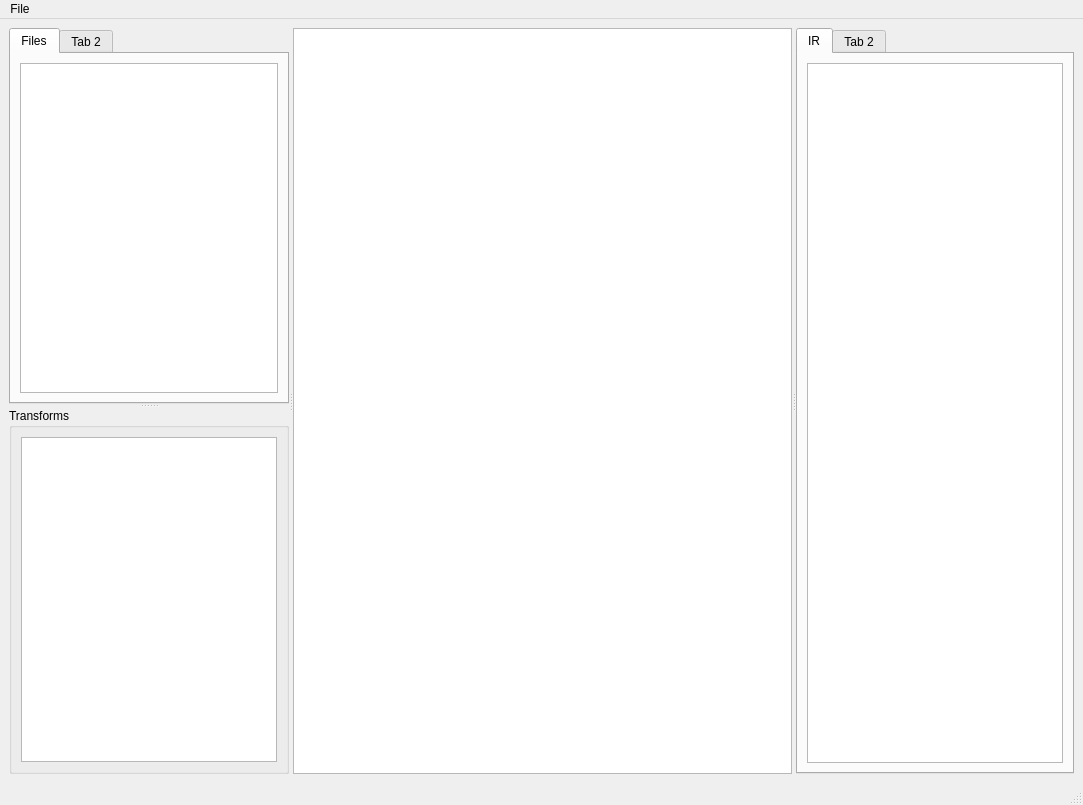
Old version of the form src/mainwindow.ui in the repository mortbopet/mlir-interactive.
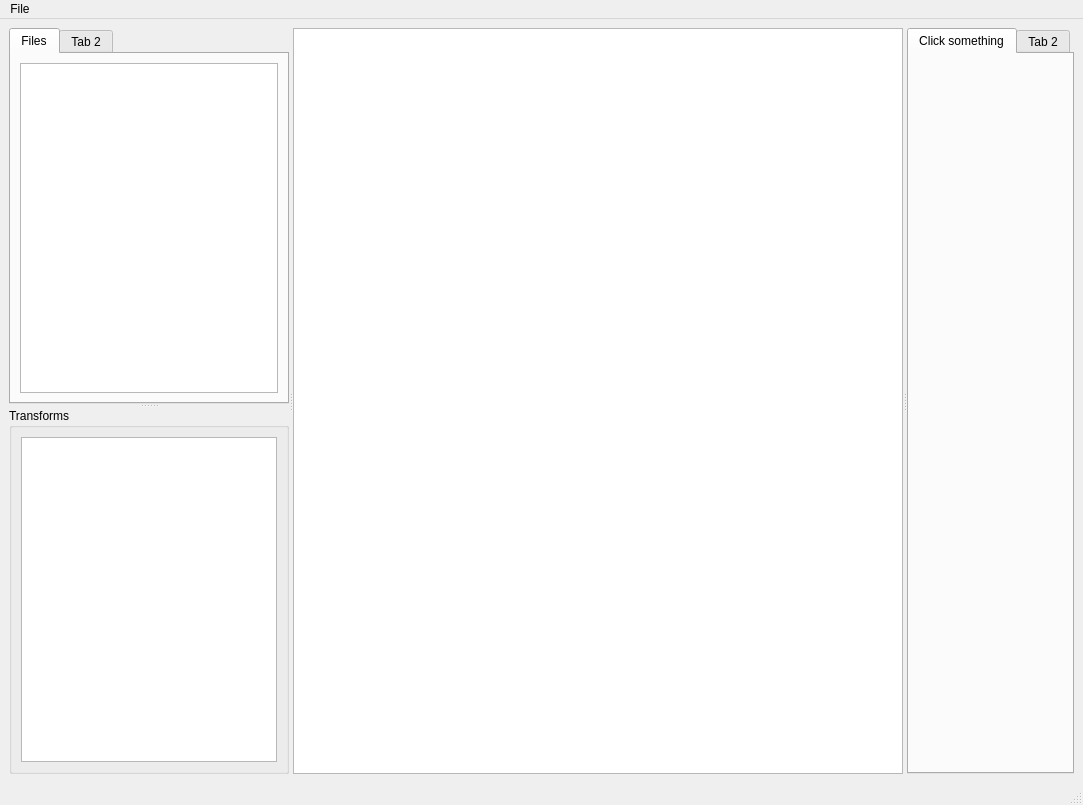
New version of the form.

Diff of the .ui file:
```diff
--- a/src/mainwindow.ui
+++ b/src/mainwindow.ui
@@ -70,11 +70,11 @@
       <widget class="QTabWidget" name="tabWidget_2">
        <widget class="QWidget" name="tab_3">
         <attribute name="title">
-         <string>IR</string>
+         <string>Click something</string>
         </attribute>
         <layout class="QGridLayout" name="gridLayout_4">
          <item row="0" column="0">
-          <widget class="QTextEdit" name="textEdit"/>
+          <layout class="QVBoxLayout" name="focusLayout"/>
          </item>
         </layout>
        </widget>
```
